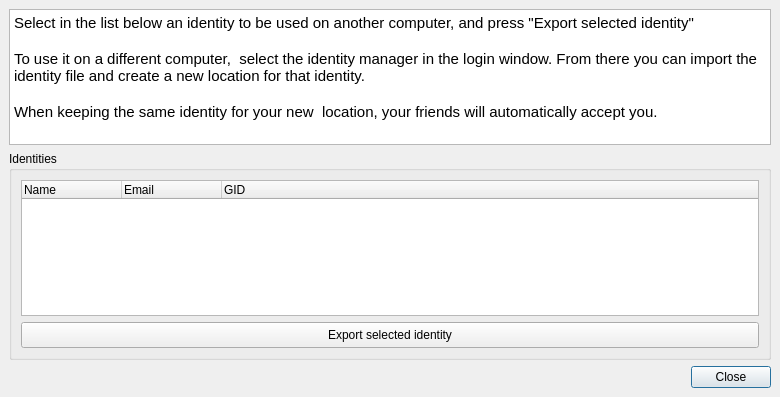
Old version of the form retroshare-gui/src/gui/profile/ProfileManager.ui in the repository RetroShare/RetroShare.
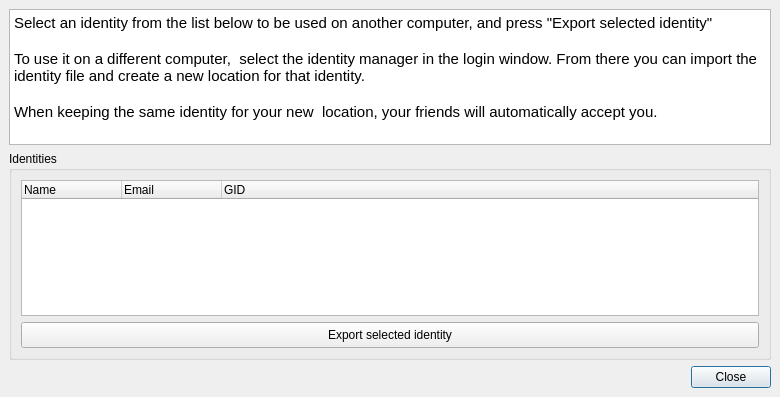
New version of the form. Icons and pictures are not drawn. Custom widgets are drawn as their Qt base class.

```diff
--- a/retroshare-gui/src/gui/profile/ProfileManager.ui
+++ b/retroshare-gui/src/gui/profile/ProfileManager.ui
@@ -49,7 +49,7 @@
 &lt;html&gt;&lt;head&gt;&lt;meta name=&quot;qrichtext&quot; content=&quot;1&quot; /&gt;&lt;style type=&quot;text/css&quot;&gt;
 p, li { white-space: pre-wrap; }
 &lt;/style&gt;&lt;/head&gt;&lt;body style=&quot; font-family:'Ubuntu'; font-size:11pt; font-weight:400; font-style:normal;&quot;&gt;
-&lt;p style=&quot; margin-top:0px; margin-bottom:0px; margin-left:0px; margin-right:0px; -qt-block-indent:0; text-indent:0px;&quot;&gt;Select in the list below an identity to be used on another computer, and press &amp;quot;Export selected identity&amp;quot;&lt;/p&gt;
+&lt;p style=&quot; margin-top:0px; margin-bottom:0px; margin-left:0px; margin-right:0px; -qt-block-indent:0; text-indent:0px;&quot;&gt;Select an identity from the list below to be used on another computer, and press &amp;quot;Export selected identity&amp;quot;&lt;/p&gt;
 &lt;p style=&quot;-qt-paragraph-type:empty; margin-top:0px; margin-bottom:0px; margin-left:0px; margin-right:0px; -qt-block-indent:0; text-indent:0px;&quot;&gt;&lt;br /&gt;&lt;/p&gt;
 &lt;p style=&quot; margin-top:0px; margin-bottom:0px; margin-left:0px; margin-right:0px; -qt-block-indent:0; text-indent:0px;&quot;&gt;To use it on a different computer,  select the identity manager in the login window. From there you can import the identity file and create a new location for that identity. &lt;/p&gt;
 &lt;p style=&quot;-qt-paragraph-type:empty; margin-top:0px; margin-bottom:0px; margin-left:0px; margin-right:0px; -qt-block-indent:0; text-indent:0px;&quot;&gt;&lt;br /&gt;&lt;/p&gt;
```
